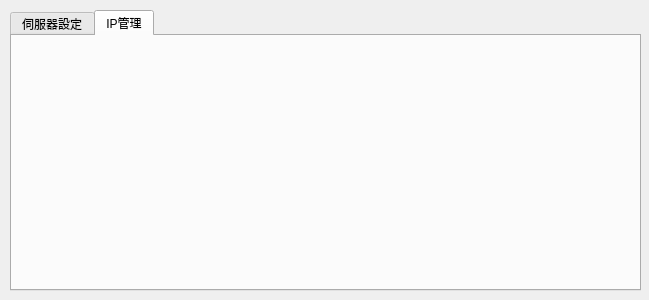
Old version of the form Server/ServerUI.ui in the repository zeus83157/MPSystem.
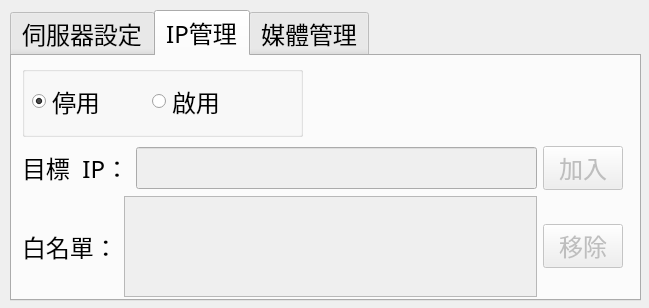
New version of the form. The open tabs and pages were chosen to show the change.

Commit message: 新版Layout

Patch:
```diff
--- a/Server/ServerUI.ui
+++ b/Server/ServerUI.ui
@@ -7,7 +7,7 @@
     <x>0</x>
     <y>0</y>
     <width>649</width>
-    <height>300</height>
+    <height>308</height>
    </rect>
   </property>
   <property name="windowTitle">
@@ -19,9 +19,15 @@
      <x>10</x>
      <y>10</y>
      <width>631</width>
-     <height>281</height>
+     <height>291</height>
     </rect>
    </property>
+   <property name="font">
+    <font>
+     <family>Agency FB</family>
+     <pointsize>18</pointsize>
+    </font>
+   </property>
    <property name="currentIndex">
     <number>0</number>
    </property>
@@ -111,6 +117,176 @@
     <attribute name="title">
      <string>IP管理</string>
     </attribute>
+    <widget class="QWidget" name="verticalLayoutWidget_2">
+     <property name="geometry">
+      <rect>
+       <x>10</x>
+       <y>90</y>
+       <width>601</width>
+       <height>151</height>
+      </rect>
+     </property>
+     <layout class="QVBoxLayout" name="verticalLayout_2">
+      <item>
+       <layout class="QHBoxLayout" name="horizontalLayout_3">
+        <item>
+         <widget class="QLabel" name="label">
+          <property name="text">
+           <string>目標  IP：</string>
+          </property>
+         </widget>
+        </item>
+        <item>
+         <widget class="QLineEdit" name="lineEdit">
+          <property name="enabled">
+           <bool>false</bool>
+          </property>
+         </widget>
+        </item>
+        <item>
+         <widget class="QPushButton" name="pushButton">
+          <property name="enabled">
+           <bool>false</bool>
+          </property>
+          <property name="text">
+           <string>加入</string>
+          </property>
+         </widget>
+        </item>
+       </layout>
+      </item>
+      <item>
+       <layout class="QHBoxLayout" name="horizontalLayout_4">
+        <item>
+         <widget class="QLabel" name="label_4">
+          <property name="text">
+           <string>白名單：</string>
+          </property>
+         </widget>
+        </item>
+        <item>
+         <widget class="QListWidget" name="listWidget">
+          <property name="enabled">
+           <bool>false</bool>
+          </property>
+         </widget>
+        </item>
+        <item>
+         <widget class="QPushButton" name="pushButton_2">
+          <property name="enabled">
+           <bool>false</bool>
+          </property>
+          <property name="text">
+           <string>移除</string>
+          </property>
+         </widget>
+        </item>
+       </layout>
+      </item>
+     </layout>
+    </widget>
+    <widget class="QGroupBox" name="groupBox">
+     <property name="geometry">
+      <rect>
+       <x>10</x>
+       <y>10</y>
+       <width>281</width>
+       <height>71</height>
+      </rect>
+     </property>
+     <property name="title">
+      <string/>
+     </property>
+     <widget class="QRadioButton" name="DradioButton_2">
+      <property name="geometry">
+       <rect>
+        <x>10</x>
+        <y>20</y>
+        <width>83</width>
+        <height>31</height>
+       </rect>
+      </property>
+      <property name="text">
+       <string>停用</string>
+      </property>
+      <property name="checked">
+       <bool>true</bool>
+      </property>
+     </widget>
+     <widget class="QRadioButton" name="EradioButton">
+      <property name="geometry">
+       <rect>
+        <x>130</x>
+        <y>20</y>
+        <width>83</width>
+        <height>31</height>
+       </rect>
+      </property>
+      <property name="text">
+       <string>啟用</string>
+      </property>
+     </widget>
+    </widget>
+   </widget>
+   <widget class="QWidget" name="tab_3">
+    <attribute name="title">
+     <string>媒體管理</string>
+    </attribute>
+    <widget class="QWidget" name="verticalLayoutWidget_3">
+     <property name="geometry">
+      <rect>
+       <x>10</x>
+       <y>10</y>
+       <width>601</width>
+       <height>234</height>
+      </rect>
+     </property>
+     <layout class="QVBoxLayout" name="verticalLayout_3">
+      <item>
+       <layout class="QHBoxLayout" name="horizontalLayout_2">
+        <item>
+         <widget class="QLabel" name="label_6">
+          <property name="text">
+           <string>現在播放：</string>
+          </property>
+         </widget>
+        </item>
+        <item>
+         <widget class="QLineEdit" name="lineEdit_2">
+          <property name="enabled">
+           <bool>false</bool>
+          </property>
+         </widget>
+        </item>
+       </layout>
+      </item>
+      <item>
+       <widget class="QLabel" name="label_5">
+        <property name="text">
+         <string>待播列表：</string>
+        </property>
+       </widget>
+      </item>
+      <item>
+       <layout class="QHBoxLayout" name="horizontalLayout_9">
+        <item>
+         <widget class="QListWidget" name="listWidget_2"/>
+        </item>
+        <item>
+         <layout class="QVBoxLayout" name="verticalLayout_6">
+          <item>
+           <widget class="QPushButton" name="pushButton_3">
+            <property name="text">
+             <string>刪歌</string>
+            </property>
+           </widget>
+          </item>
+         </layout>
+        </item>
+       </layout>
+      </item>
+     </layout>
+    </widget>
    </widget>
   </widget>
  </widget>
```
Left out of the diff: 4 changed lines with no effect on the pictures. The commit also changes 1 other file.
